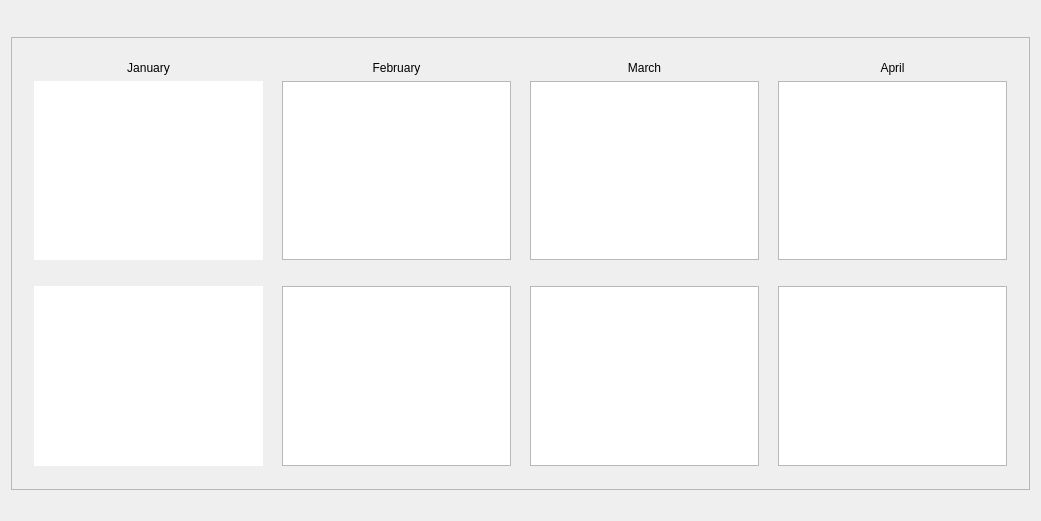
Above: CashFlowManager/monthlybudgetsummarydialog.ui from epw7856/CashFlowManager before the change. Below: the same form after it.
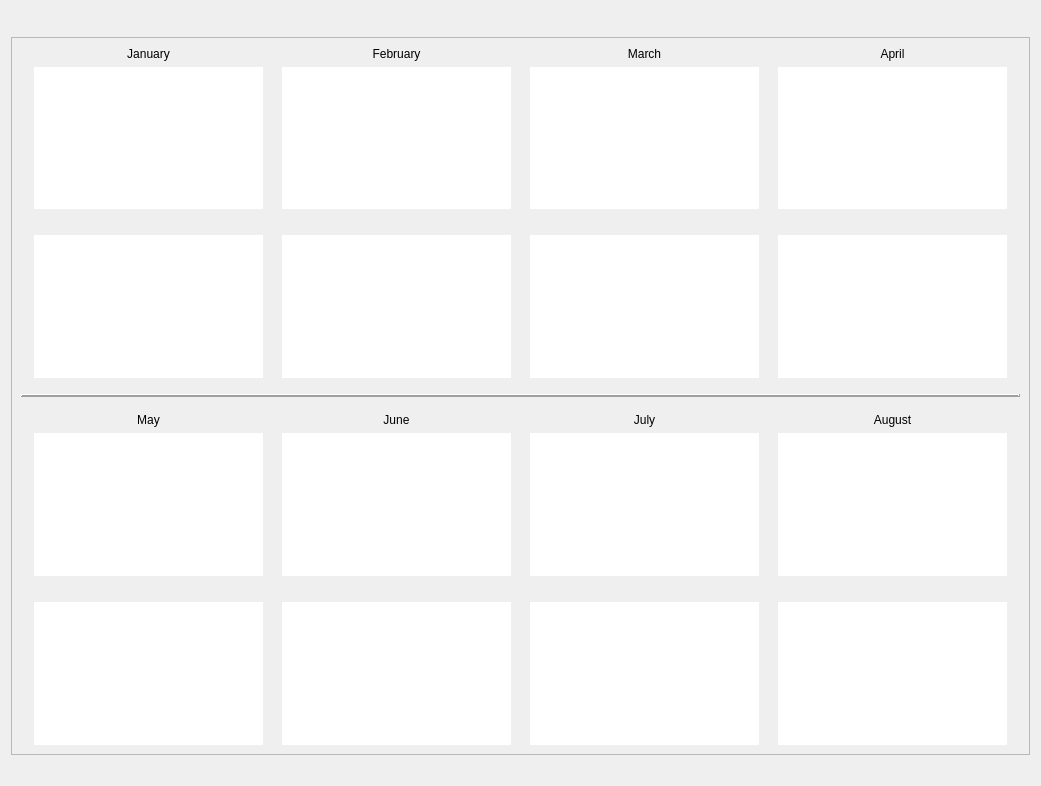
That is the form after the change.

Commit message: Added additional tables to the monthly budget summary dialog window.

Patch:
```diff
--- a/CashFlowManager/monthlybudgetsummarydialog.ui
+++ b/CashFlowManager/monthlybudgetsummarydialog.ui
@@ -10,7 +10,7 @@
     <x>0</x>
     <y>0</y>
     <width>1041</width>
-    <height>521</height>
+    <height>786</height>
    </rect>
   </property>
   <property name="windowTitle">
@@ -70,23 +70,10 @@
           <x>0</x>
           <y>0</y>
           <width>1019</width>
-          <height>445</height>
+          <height>710</height>
          </rect>
         </property>
-        <layout class="QVBoxLayout" name="verticalLayout_4">
-         <item>
-          <spacer name="verticalSpacer_5">
-           <property name="orientation">
-            <enum>Qt::Vertical</enum>
-           </property>
-           <property name="sizeHint" stdset="0">
-            <size>
-             <width>20</width>
-             <height>40</height>
-            </size>
-           </property>
-          </spacer>
-         </item>
+        <layout class="QVBoxLayout" name="verticalLayout_11">
          <item>
           <layout class="QHBoxLayout" name="horizontalLayout_2">
            <item>
@@ -194,7 +181,28 @@
               </widget>
              </item>
              <item>
-              <widget class="QTableView" name="tableViewFebruaryExpenses"/>
+              <widget class="QTableView" name="tableViewFebruaryExpenses">
+               <property name="font">
+                <font>
+                 <pointsize>8</pointsize>
+                </font>
+               </property>
+               <property name="frameShape">
+                <enum>QFrame::NoFrame</enum>
+               </property>
+               <property name="frameShadow">
+                <enum>QFrame::Plain</enum>
+               </property>
+               <attribute name="horizontalHeaderMinimumSectionSize">
+                <number>36</number>
+               </attribute>
+               <attribute name="horizontalHeaderDefaultSectionSize">
+                <number>105</number>
+               </attribute>
+               <attribute name="verticalHeaderMinimumSectionSize">
+                <number>21</number>
+               </attribute>
+              </widget>
              </item>
              <item>
               <spacer name="verticalSpacer_2">
@@ -213,7 +221,28 @@
               </spacer>
              </item>
              <item>
-              <widget class="QTableView" name="tableViewFebruaryInvestments"/>
+              <widget class="QTableView" name="tableViewFebruaryInvestments">
+               <property name="font">
+                <font>
+                 <pointsize>8</pointsize>
+                </font>
+               </property>
+               <property name="frameShape">
+                <enum>QFrame::NoFrame</enum>
+               </property>
+               <property name="frameShadow">
+                <enum>QFrame::Plain</enum>
+               </property>
+               <attribute name="horizontalHeaderMinimumSectionSize">
+                <number>26</number>
+               </attribute>
+               <attribute name="horizontalHeaderDefaultSectionSize">
+                <number>105</number>
+               </attribute>
+               <attribute name="verticalHeaderMinimumSectionSize">
+                <number>21</number>
+               </attribute>
+              </widget>
              </item>
             </layout>
            </item>
@@ -243,7 +272,28 @@
               </widget>
              </item>
              <item>
-              <widget class="QTableView" name="tableViewMarchExpenses"/>
+              <widget class="QTableView" name="tableViewMarchExpenses">
+               <property name="font">
+                <font>
+                 <pointsize>8</pointsize>
+                </font>
+               </property>
+               <property name="frameShape">
+                <enum>QFrame::NoFrame</enum>
+               </property>
+               <property name="frameShadow">
+                <enum>QFrame::Plain</enum>
+               </property>
+               <attribute name="horizontalHeaderMinimumSectionSize">
+                <number>36</number>
+               </attribute>
+               <attribute name="horizontalHeaderDefaultSectionSize">
+                <number>105</number>
+               </attribute>
+               <attribute name="verticalHeaderMinimumSectionSize">
+                <number>21</number>
+               </attribute>
+              </widget>
              </item>
              <item>
               <spacer name="verticalSpacer_3">
@@ -262,7 +312,28 @@
               </spacer>
              </item>
              <item>
-              <widget class="QTableView" name="tableViewMarchInvestments"/>
+              <widget class="QTableView" name="tableViewMarchInvestments">
+               <property name="font">
+                <font>
+                 <pointsize>8</pointsize>
+                </font>
+               </property>
+               <property name="frameShape">
+                <enum>QFrame::NoFrame</enum>
+               </property>
+               <property name="frameShadow">
+                <enum>QFrame::Plain</enum>
+               </property>
+               <attribute name="horizontalHeaderMinimumSectionSize">
+                <number>36</number>
+               </attribute>
+               <attribute name="horizontalHeaderDefaultSectionSize">
+                <number>105</number>
+               </attribute>
+               <attribute name="verticalHeaderMinimumSectionSize">
+                <number>21</number>
+               </attribute>
+              </widget>
              </item>
             </layout>
            </item>
@@ -292,7 +363,28 @@
               </widget>
              </item>
              <item>
-              <widget class="QTableView" name="tableViewAprilExpenses"/>
+              <widget class="QTableView" name="tableViewAprilExpenses">
+               <property name="font">
+                <font>
+                 <pointsize>8</pointsize>
+                </font>
+               </property>
+               <property name="frameShape">
+                <enum>QFrame::NoFrame</enum>
+               </property>
+               <property name="frameShadow">
+                <enum>QFrame::Plain</enum>
+               </property>
+               <attribute name="horizontalHeaderMinimumSectionSize">
+                <number>36</number>
+               </attribute>
+               <attribute name="horizontalHeaderDefaultSectionSize">
+                <number>105</number>
+               </attribute>
+               <attribute name="verticalHeaderMinimumSectionSize">
+                <number>21</number>
+               </attribute>
+              </widget>
              </item>
              <item>
               <spacer name="verticalSpacer_4">
@@ -311,7 +403,28 @@
               </spacer>
              </item>
              <item>
-              <widget class="QTableView" name="tableViewAprilInvestments"/>
+              <widget class="QTableView" name="tableViewAprilInvestments">
+               <property name="font">
+                <font>
+                 <pointsize>8</pointsize>
+                </font>
+               </property>
+               <property name="frameShape">
+                <enum>QFrame::NoFrame</enum>
+               </property>
+               <property name="frameShadow">
+                <enum>QFrame::Plain</enum>
+               </property>
+               <attribute name="horizontalHeaderMinimumSectionSize">
+                <number>36</number>
+               </attribute>
+               <attribute name="horizontalHeaderDefaultSectionSize">
+                <number>105</number>
+               </attribute>
+               <attribute name="verticalHeaderMinimumSectionSize">
+                <number>21</number>
+               </attribute>
+              </widget>
              </item>
             </layout>
            </item>
@@ -330,19 +443,384 @@
            </item>
           </layout>
          </item>
+         <item>
+          <spacer name="verticalSpacer_5">
+           <property name="orientation">
+            <enum>Qt::Vertical</enum>
+           </property>
+           <property name="sizeType">
+            <enum>QSizePolicy::Fixed</enum>
+           </property>
+           <property name="sizeHint" stdset="0">
+            <size>
+             <width>20</width>
+             <height>10</height>
+            </size>
+           </property>
+          </spacer>
+         </item>
+         <item>
+          <widget class="Line" name="line">
+           <property name="frameShadow">
+            <enum>QFrame::Raised</enum>
+           </property>
+           <property name="lineWidth">
+            <number>2</number>
+           </property>
+           <property name="orientation">
+            <enum>Qt::Horizontal</enum>
+           </property>
+          </widget>
+         </item>
          <item>
           <spacer name="verticalSpacer_6">
            <property name="orientation">
             <enum>Qt::Vertical</enum>
            </property>
+           <property name="sizeType">
+            <enum>QSizePolicy::Fixed</enum>
+           </property>
            <property name="sizeHint" stdset="0">
             <size>
              <width>20</width>
-             <height>40</height>
+             <height>10</height>
             </size>
            </property>
           </spacer>
          </item>
+         <item>
+          <layout class="QHBoxLayout" name="horizontalLayout_3">
+           <item>
+            <spacer name="horizontalSpacer_9">
+             <property name="orientation">
+              <enum>Qt::Horizontal</enum>
+             </property>
+             <property name="sizeHint" stdset="0">
+              <size>
+               <width>40</width>
+               <height>20</height>
+              </size>
+             </property>
+            </spacer>
+           </item>
+           <item>
+            <layout class="QVBoxLayout" name="verticalLayout_4">
+             <item>
+              <widget class="QLabel" name="label_5">
+               <property name="text">
+                <string>May</string>
+               </property>
+               <property name="alignment">
+                <set>Qt::AlignCenter</set>
+               </property>
+              </widget>
+             </item>
+             <item>
+              <widget class="QTableView" name="tableViewMayExpenses">
+               <property name="font">
+                <font>
+                 <pointsize>8</pointsize>
+                </font>
+               </property>
+               <property name="frameShape">
+                <enum>QFrame::NoFrame</enum>
+               </property>
+               <property name="frameShadow">
+                <enum>QFrame::Plain</enum>
+               </property>
+               <attribute name="horizontalHeaderDefaultSectionSize">
+                <number>105</number>
+               </attribute>
+              </widget>
+             </item>
+             <item>
+              <spacer name="verticalSpacer_7">
+               <property name="orientation">
+                <enum>Qt::Vertical</enum>
+               </property>
+               <property name="sizeType">
+                <enum>QSizePolicy::Fixed</enum>
+               </property>
+               <property name="sizeHint" stdset="0">
+                <size>
+                 <width>20</width>
+                 <height>20</height>
+                </size>
+               </property>
+              </spacer>
+             </item>
+             <item>
+              <widget class="QTableView" name="tableViewMayInvestments">
+               <property name="font">
+                <font>
+                 <pointsize>8</pointsize>
+                </font>
+               </property>
+               <property name="frameShape">
+                <enum>QFrame::NoFrame</enum>
+               </property>
+               <property name="frameShadow">
+                <enum>QFrame::Plain</enum>
+               </property>
+               <attribute name="horizontalHeaderDefaultSectionSize">
+                <number>105</number>
+               </attribute>
+              </widget>
+             </item>
+            </layout>
+           </item>
+           <item>
+            <spacer name="horizontalSpacer_10">
+             <property name="orientation">
+              <enum>Qt::Horizontal</enum>
+             </property>
+             <property name="sizeHint" stdset="0">
+              <size>
+               <width>40</width>
+               <height>20</height>
+              </size>
+             </property>
+            </spacer>
+           </item>
+           <item>
+            <layout class="QVBoxLayout" name="verticalLayout_8">
+             <item>
+              <widget class="QLabel" name="label_6">
+               <property name="text">
+                <string>June</string>
+               </property>
+               <property name="alignment">
+                <set>Qt::AlignCenter</set>
+               </property>
+              </widget>
+             </item>
+             <item>
+              <widget class="QTableView" name="tableViewJuneExpenses">
+               <property name="font">
+                <font>
+                 <pointsize>8</pointsize>
+                </font>
+               </property>
+               <property name="frameShape">
+                <enum>QFrame::NoFrame</enum>
+               </property>
+               <property name="frameShadow">
+                <enum>QFrame::Plain</enum>
+               </property>
+               <attribute name="horizontalHeaderDefaultSectionSize">
+                <number>105</number>
+               </attribute>
+              </widget>
+             </item>
+             <item>
+              <spacer name="verticalSpacer_8">
+               <property name="orientation">
+                <enum>Qt::Vertical</enum>
+               </property>
+               <property name="sizeType">
+                <enum>QSizePolicy::Fixed</enum>
+               </property>
+               <property name="sizeHint" stdset="0">
+                <size>
+                 <width>20</width>
+                 <height>20</height>
+                </size>
+               </property>
+              </spacer>
+             </item>
+             <item>
+              <widget class="QTableView" name="tableViewJuneInvestments">
+               <property name="font">
+                <font>
+                 <pointsize>8</pointsize>
+                </font>
+               </property>
+               <property name="frameShape">
+                <enum>QFrame::NoFrame</enum>
+               </property>
+               <property name="frameShadow">
+                <enum>QFrame::Plain</enum>
+               </property>
+               <attribute name="horizontalHeaderDefaultSectionSize">
+                <number>105</number>
+               </attribute>
+              </widget>
+             </item>
+            </layout>
+           </item>
+           <item>
+            <spacer name="horizontalSpacer_12">
+             <property name="orientation">
+              <enum>Qt::Horizontal</enum>
+             </property>
+             <property name="sizeHint" stdset="0">
+              <size>
+               <width>40</width>
+               <height>20</height>
+              </size>
+             </property>
+            </spacer>
+           </item>
+           <item>
+            <layout class="QVBoxLayout" name="verticalLayout_9">
+             <item>
+              <widget class="QLabel" name="label_7">
+               <property name="text">
+                <string>July</string>
+               </property>
+               <property name="alignment">
+                <set>Qt::AlignCenter</set>
+               </property>
+              </widget>
+             </item>
+             <item>
+              <widget class="QTableView" name="tableViewJulyExpenses">
+               <property name="font">
+                <font>
+                 <pointsize>8</pointsize>
+                </font>
+               </property>
+               <property name="frameShape">
+                <enum>QFrame::NoFrame</enum>
+               </property>
+               <property name="frameShadow">
+                <enum>QFrame::Plain</enum>
+               </property>
+               <attribute name="horizontalHeaderDefaultSectionSize">
+                <number>105</number>
+               </attribute>
+              </widget>
+             </item>
+             <item>
+              <spacer name="verticalSpacer_9">
+               <property name="orientation">
+                <enum>Qt::Vertical</enum>
+               </property>
+               <property name="sizeType">
+                <enum>QSizePolicy::Fixed</enum>
+               </property>
+               <property name="sizeHint" stdset="0">
+                <size>
+                 <width>20</width>
+                 <height>20</height>
+                </size>
+               </property>
+              </spacer>
+             </item>
+             <item>
+              <widget class="QTableView" name="tableViewJulyInvestments">
+               <property name="font">
+                <font>
+                 <pointsize>8</pointsize>
+                </font>
+               </property>
+               <property name="frameShape">
+                <enum>QFrame::NoFrame</enum>
+               </property>
+               <property name="frameShadow">
+                <enum>QFrame::Plain</enum>
+               </property>
+               <attribute name="horizontalHeaderDefaultSectionSize">
+                <number>105</number>
+               </attribute>
+              </widget>
+             </item>
+            </layout>
+           </item>
+           <item>
+            <spacer name="horizontalSpacer_13">
+             <property name="orientation">
+              <enum>Qt::Horizontal</enum>
+             </property>
+             <property name="sizeHint" stdset="0">
+              <size>
+               <width>40</width>
+               <height>20</height>
+              </size>
+             </property>
+            </spacer>
+           </item>
+           <item>
+            <layout class="QVBoxLayout" name="verticalLayout_10">
+             <item>
+              <widget class="QLabel" name="label_8">
+               <property name="text">
+                <string>August</string>
+               </property>
+               <property name="alignment">
+                <set>Qt::AlignCenter</set>
+               </property>
+              </widget>
+             </item>
+             <item>
+              <widget class="QTableView" name="tableViewAugustExpenses">
+               <property name="font">
+                <font>
+                 <pointsize>8</pointsize>
+                </font>
+               </property>
+               <property name="frameShape">
+                <enum>QFrame::NoFrame</enum>
+               </property>
+               <property name="frameShadow">
+                <enum>QFrame::Plain</enum>
+               </property>
+               <attribute name="horizontalHeaderDefaultSectionSize">
+                <number>105</number>
+               </attribute>
+              </widget>
+             </item>
+             <item>
+              <spacer name="verticalSpacer_10">
+               <property name="orientation">
+                <enum>Qt::Vertical</enum>
+               </property>
+               <property name="sizeType">
+                <enum>QSizePolicy::Fixed</enum>
+               </property>
+               <property name="sizeHint" stdset="0">
+                <size>
+                 <width>20</width>
+                 <height>20</height>
+                </size>
+               </property>
+              </spacer>
+             </item>
+             <item>
+              <widget class="QTableView" name="tableViewAugustInvestments">
+               <property name="font">
+                <font>
+                 <pointsize>8</pointsize>
+                </font>
+               </property>
+               <property name="frameShape">
+                <enum>QFrame::NoFrame</enum>
+               </property>
+               <property name="frameShadow">
+                <enum>QFrame::Plain</enum>
+               </property>
+               <attribute name="horizontalHeaderDefaultSectionSize">
+                <number>105</number>
+               </attribute>
+              </widget>
+             </item>
+            </layout>
+           </item>
+           <item>
+            <spacer name="horizontalSpacer_11">
+             <property name="orientation">
+              <enum>Qt::Horizontal</enum>
+             </property>
+             <property name="sizeHint" stdset="0">
+              <size>
+               <width>40</width>
+               <height>20</height>
+              </size>
+             </property>
+            </spacer>
+           </item>
+          </layout>
+         </item>
         </layout>
        </widget>
       </widget>
```
The commit also changes 2 other files.
